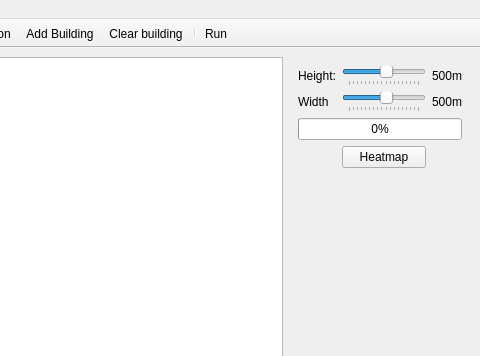
First picture: the form in mainwindow.ui, repository tweeks111/ELEC-H-415-Communication-Channels, before the edit; both pictures show x 285 to 765 and y 0 to 356 of the 765 by 616 pixel window.
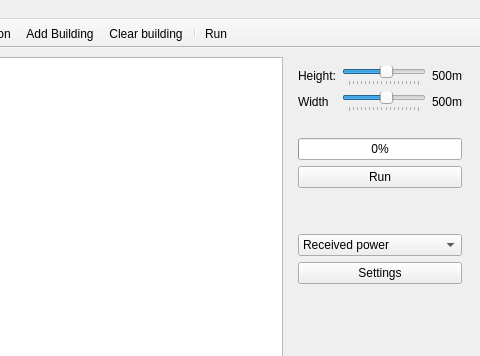
Second picture: the form after the edit. Icons and pictures are not drawn. Custom widgets are drawn as their Qt base class.

Commit message: Add settings dialog window

What changed in the file:
```diff
--- a/mainwindow.ui
+++ b/mainwindow.ui
@@ -15,7 +15,7 @@
   </property>
   <widget class="QWidget" name="centralwidget">
    <layout class="QGridLayout" name="gridLayout">
-    <item row="0" column="0">
+    <item row="0" column="1">
      <layout class="QHBoxLayout" name="horizontalLayout">
       <item>
        <widget class="DrawingView" name="graphicsView"/>
@@ -35,7 +35,7 @@
          </size>
         </property>
         <layout class="QGridLayout" name="gridLayout_2">
-         <item row="1" column="1">
+         <item row="2" column="1">
           <widget class="QSlider" name="widthSlider">
            <property name="minimum">
             <number>1</number>
@@ -64,41 +64,20 @@
           </widget>
          </item>
          <item row="1" column="0">
-          <widget class="QLabel" name="label_2">
-           <property name="text">
-            <string>Width</string>
-           </property>
-          </widget>
-         </item>
-         <item row="0" column="0">
           <widget class="QLabel" name="label">
            <property name="text">
             <string>Height:</string>
            </property>
           </widget>
          </item>
-         <item row="1" column="2">
-          <widget class="QLabel" name="widthLabel">
-           <property name="text">
-            <string>500m</string>
+         <item row="5" column="0" colspan="3">
+          <widget class="QProgressBar" name="progressBar">
+           <property name="value">
+            <number>0</number>
            </property>
           </widget>
          </item>
-         <item row="3" column="1">
-          <widget class="QPushButton" name="runBtn">
-           <property name="text">
-            <string>Heatmap</string>
-           </property>
-          </widget>
-         </item>
-         <item row="0" column="2">
-          <widget class="QLabel" name="heightLabel">
-           <property name="text">
-            <string>500m</string>
-           </property>
-          </widget>
-         </item>
-         <item row="0" column="1">
+         <item row="1" column="1">
           <widget class="QSlider" name="heightSlider">
            <property name="minimum">
             <number>1</number>
@@ -135,10 +114,88 @@
            </property>
           </widget>
          </item>
-         <item row="2" column="0" colspan="3">
-          <widget class="QProgressBar" name="progressBar">
-           <property name="value">
-            <number>0</number>
+         <item row="9" column="0" colspan="3">
+          <widget class="QComboBox" name="mapBox">
+           <item>
+            <property name="text">
+             <string>Received power</string>
+            </property>
+           </item>
+           <item>
+            <property name="text">
+             <string>User-end SNR</string>
+            </property>
+           </item>
+           <item>
+            <property name="text">
+             <string>Rice factor</string>
+            </property>
+           </item>
+           <item>
+            <property name="text">
+             <string>Delay spread</string>
+            </property>
+           </item>
+          </widget>
+         </item>
+         <item row="7" column="1">
+          <spacer name="verticalSpacer">
+           <property name="orientation">
+            <enum>Qt::Vertical</enum>
+           </property>
+           <property name="sizeHint" stdset="0">
+            <size>
+             <width>20</width>
+             <height>40</height>
+            </size>
+           </property>
+          </spacer>
+         </item>
+         <item row="6" column="0" colspan="3">
+          <widget class="QPushButton" name="runBtn">
+           <property name="text">
+            <string>Run</string>
+           </property>
+          </widget>
+         </item>
+         <item row="4" column="1">
+          <spacer name="verticalSpacer_2">
+           <property name="orientation">
+            <enum>Qt::Vertical</enum>
+           </property>
+           <property name="sizeHint" stdset="0">
+            <size>
+             <width>20</width>
+             <height>20</height>
+            </size>
+           </property>
+          </spacer>
+         </item>
+         <item row="1" column="2">
+          <widget class="QLabel" name="heightLabel">
+           <property name="text">
+            <string>500m</string>
+           </property>
+          </widget>
+         </item>
+         <item row="2" column="0">
+          <widget class="QLabel" name="label_2">
+           <property name="text">
+            <string>Width</string>
+           </property>
+          </widget>
+         </item>
+         <item row="2" column="2">
+          <widget class="QLabel" name="widthLabel">
+           <property name="text">
+            <string>500m</string>
+           </property>
+          </widget>
+         </item>
+         <item row="10" column="0" colspan="3">
+          <widget class="QPushButton" name="settingsBtn">
+           <property name="text">
+            <string>Settings</string>
            </property>
           </widget>
          </item>
```
The commit also changes 15 other files.
